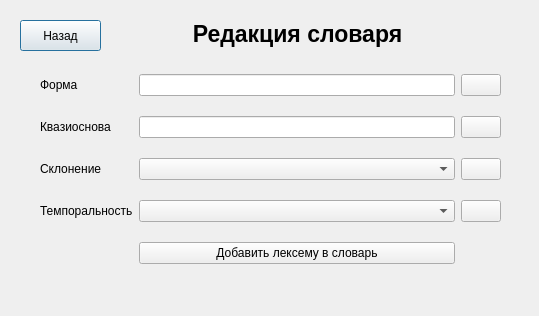
Before: the Qt Designer form temporal_editor/editwindow.ui in rock-n-shrimproll/temporalEditor, drawn with Qt 5.
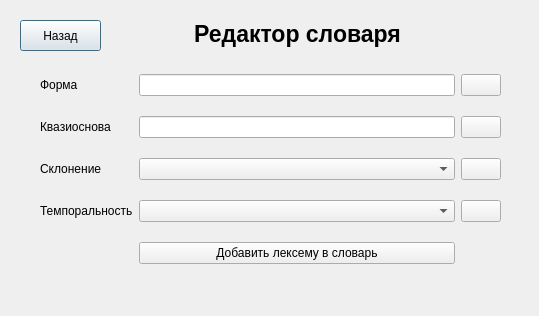
After: the same form once the commit is applied.

The edit to the form file:
```diff
--- a/temporal_editor/editwindow.ui
+++ b/temporal_editor/editwindow.ui
@@ -130,7 +130,7 @@
     </font>
    </property>
    <property name="text">
-    <string>Редакция словаря</string>
+    <string>Редактор словаря</string>
    </property>
    <property name="alignment">
     <set>Qt::AlignCenter</set>
```
